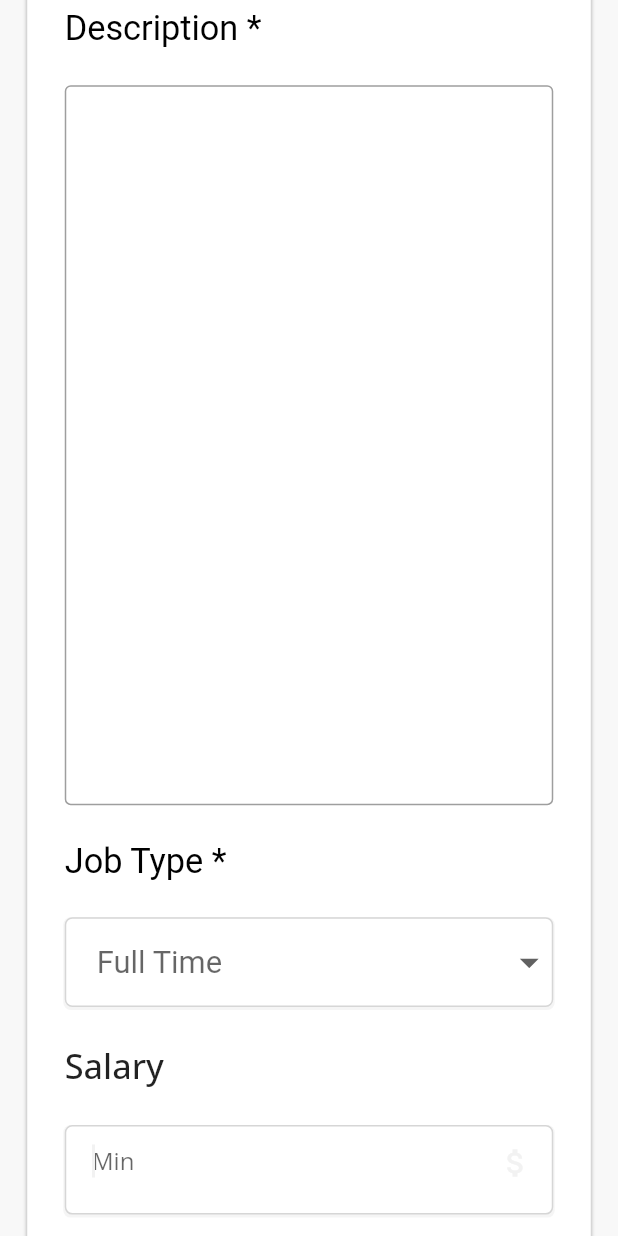
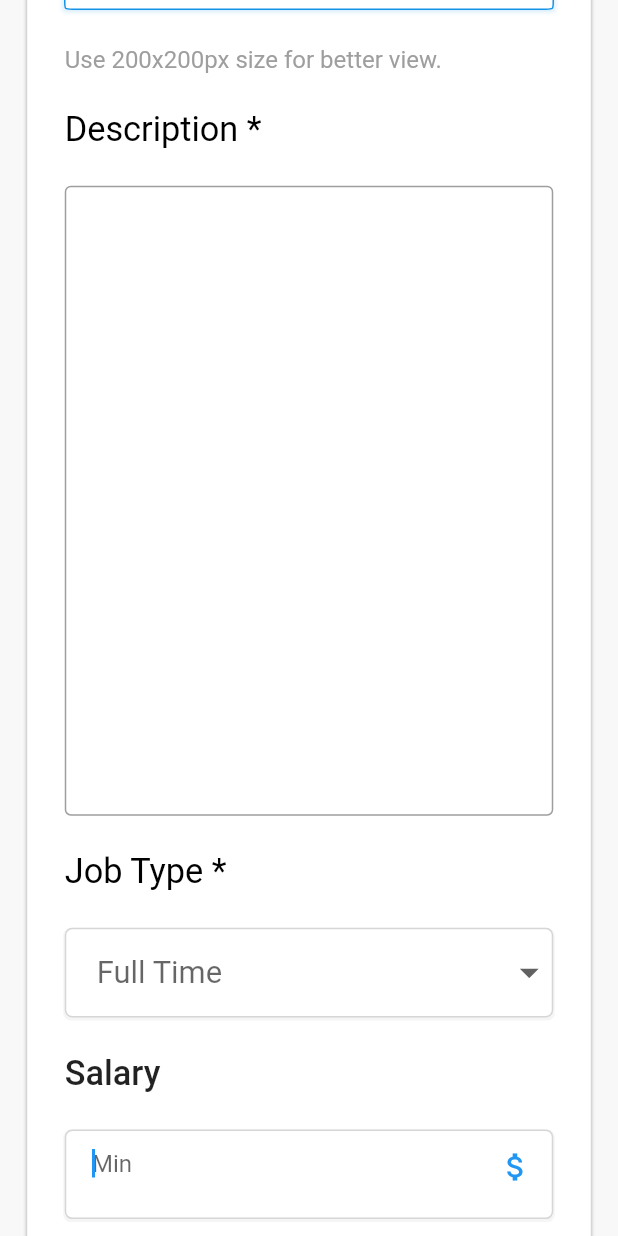
Before and after one commit to Rohit-Sharma-Neon/looking_for_job, a Flutter app: the screen it shows after launch, on a phone screen of 412 x 824 dp. Run offline on Flutter 3.47's test engine with Material 2 defaults, Android fonts, the phone set to English and light mode, and no system bars; our stand-ins replace bloc, country_code_picker, custom_radio_grouped_button, equatable, flutter_bloc, flutter_screenutil and 5 more.

Commit message:
third push by kunal

```diff
--- a/lib/constants/theme/app_theme.dart
+++ b/lib/constants/theme/app_theme.dart
@@ -28,13 +28,13 @@
     ),
 
     /// TEXT THEME
-    textTheme: GoogleFonts.openSansTextTheme(textTheme).copyWith(
-      headline1: GoogleFonts.nunito(textStyle: TextStyles._primaryHeadingSmall),
-      headline2: GoogleFonts.nunito(textStyle: TextStyles._primaryHeadingMedium),
-      headline3: GoogleFonts.nunito(textStyle: TextStyles._primaryHeadingBig),
-    ),
-    /*textTheme: TextTheme(
-      bodyText1: TextStyles._primaryTSL,
+    // textTheme: GoogleFonts.openSansTextTheme(textTheme).copyWith(
+    //   headline1: GoogleFonts.nunito(textStyle: TextStyles._primaryHeadingSmall),
+    //   headline2: GoogleFonts.nunito(textStyle: TextStyles._primaryHeadingMedium),
+    //   headline3: GoogleFonts.nunito(textStyle: TextStyles._primaryHeadingBig),
+    // ),
+    textTheme: TextTheme(
+      bodyText1: TextStyles._primaryHeadingSmall,
       headline1: TextStyles._headingTSL,
       subtitle1: TextStyles._hintOrLabelTSL,
       caption: TextStyles._subtilelTSL,
@@ -45,8 +45,8 @@
       headline4: TextStyles._subscriptionTSL,
       headline5: TextStyles._subscription1TSL,
       headline6: TextStyles._bottomRadioTSL,
-    ),*/
-    // fontFamily: "Oswald",
+    ),
+    fontFamily: "Nunito",
 
     /// APP BAR THEME
     appBarTheme: AppBarTheme(
@@ -87,16 +87,16 @@
     ),
 
     /// TEXT THEME
-    textTheme: GoogleFonts.openSansTextTheme(textTheme).copyWith(
-      headline1: GoogleFonts.nunito(textStyle: TextStyles._primaryHeadingSmall),
-      headline2: GoogleFonts.nunito(textStyle: TextStyles._primaryHeadingMedium),
-      headline3: GoogleFonts.nunito(textStyle: TextStyles._primaryHeadingBig),
-    ),
+    // textTheme: GoogleFonts.openSansTextTheme(textTheme).copyWith(
+    //   headline1: GoogleFonts.nunito(textStyle: TextStyles._primaryHeadingSmall),
+    //   headline2: GoogleFonts.nunito(textStyle: TextStyles._primaryHeadingMedium),
+    //   headline3: GoogleFonts.nunito(textStyle: TextStyles._primaryHeadingBig),
+    // ),
     /*textTheme: GoogleFonts.openSansTextTheme(textTheme).copyWith(
       bodyText1:
           GoogleFonts.concertOne(textStyle: TextStyles._primaryHeadingSmall),
     ),*/
-    /*TextTheme(
+    textTheme: TextTheme(
       bodyText1: TextStyles._primaryTSD,
       headline1: TextStyles._headingTSD,
       subtitle1: TextStyles._hintOrLabelTSD,
@@ -108,8 +108,8 @@
       headline4: TextStyles._subscriptionTSD,
       headline5: TextStyles._subscription1TSD,
       headline6: TextStyles._bottomRadioTSD,
-    ),*/
-    // fontFamily: "Oswald",
+    ),
+    fontFamily: "Nunito",
 
     /// SCAFFOLD BACKGROUND COLOR
     scaffoldBackgroundColor: heavyDark,
--- a/lib/constants/theme/theme_bloc.dart
+++ b/lib/constants/theme/theme_bloc.dart
@@ -6,6 +6,7 @@
 import 'theme_state.dart';
 
 class ThemeBloc extends Bloc<ThemeEvent, ThemeState> {
+  ThemeBloc(ThemeState initialState) : super(initialState);
 
   @override
   ThemeState get initialState =>
--- a/lib/main.dart
+++ b/lib/main.dart
@@ -22,7 +22,7 @@
       allowFontScaling: false,
       builder: () {
         return BlocProvider(
-          builder: (context) => ThemeBloc(),
+          create: (context) => ThemeBloc(ThemeState()),
           child: BlocBuilder<ThemeBloc, ThemeState>(
             builder: (context, state) {
               return MaterialApp(
--- a/lib/ui/main/post_job.dart/components/post_job_mobile.dart
+++ b/lib/ui/main/post_job.dart/components/post_job_mobile.dart
@@ -35,7 +35,7 @@
                 SizedBox(height: 100.h),
                 Text(
                   "Post a Job",
-                  style: TextStyle(fontSize: 35.nsp),
+                  style: TextStyle(fontSize: 35.nsp,fontWeight: FontWeight.w500),
                 ),
                 SizedBox(height: 10),
                 RichText(
```
Also changed, not shown: pubspec.yaml (+26 -13 lines), assets/fonts/nunito_black.ttf (added), assets/fonts/nunito_bold.ttf (added), assets/fonts/nunito_extrabold.ttf (added), assets/fonts/nunito_extralight.ttf (added), assets/fonts/nunito_light.ttf (added), assets/fonts/nunito_regular.ttf (added), assets/fonts/nunito_semibold.ttf (added), pubspec.lock.
